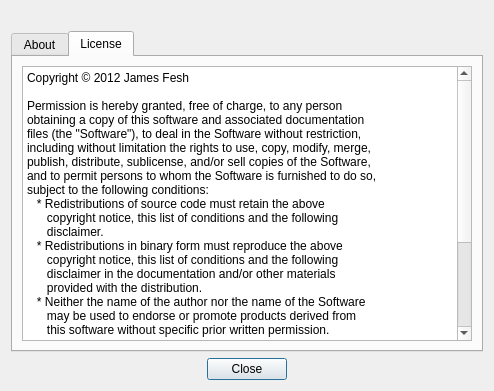
Before: the Qt Designer form aboutdialog.ui in jfesh95/aletheia, drawn with Qt 5.
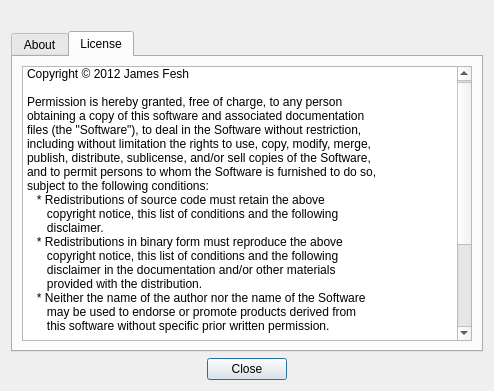
After: the same form once the commit is applied. The open tabs and pages were chosen to show the change. Icons and pictures are not drawn.

Patch:
```diff
--- a/aboutdialog.ui
+++ b/aboutdialog.ui
@@ -79,6 +79,9 @@
       <layout class="QVBoxLayout" name="verticalLayout_3">
        <item>
         <widget class="QTextEdit" name="textEdit">
+         <property name="lineWrapMode">
+          <enum>QTextEdit::NoWrap</enum>
+         </property>
          <property name="readOnly">
           <bool>true</bool>
          </property>
```
Left out of the diff: 2 changed lines with no effect on the pictures.
